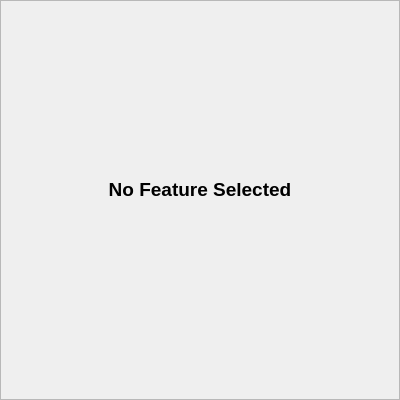
First picture: the form in src/WhiskerToolbox/DataManager_Widget/DataManager_Widget.ui, repository paulmthompson/WhiskerToolbox, before the edit.
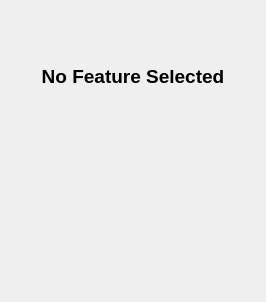
Second picture: the form after the edit. Custom widgets are drawn as their Qt base class.

The edit to the form file:
```diff
--- a/src/WhiskerToolbox/DataManager_Widget/DataManager_Widget.ui
+++ b/src/WhiskerToolbox/DataManager_Widget/DataManager_Widget.ui
@@ -1,90 +1,36 @@
 <?xml version="1.0" encoding="UTF-8"?>
 <ui version="4.0">
  <class>DataManager_Widget</class>
- <widget class="QScrollArea" name="DataManager_Widget">
+ <widget class="QWidget" name="DataManager_Widget">
   <property name="geometry">
    <rect>
     <x>0</x>
     <y>0</y>
-    <width>400</width>
-    <height>400</height>
+    <width>266</width>
+    <height>302</height>
    </rect>
   </property>
-  <property name="sizePolicy">
-   <sizepolicy hsizetype="MinimumExpanding" vsizetype="Preferred">
-    <horstretch>0</horstretch>
-    <verstretch>0</verstretch>
-   </sizepolicy>
-  </property>
-  <property name="minimumSize">
-   <size>
-    <width>250</width>
-    <height>400</height>
-   </size>
-  </property>
   <property name="windowTitle">
    <string>Form</string>
   </property>
-  <property name="verticalScrollBarPolicy">
-   <enum>Qt::ScrollBarPolicy::ScrollBarAlwaysOff</enum>
-  </property>
-  <property name="horizontalScrollBarPolicy">
-   <enum>Qt::ScrollBarPolicy::ScrollBarAlwaysOff</enum>
-  </property>
-  <property name="widgetResizable">
-   <bool>true</bool>
-  </property>
-  <widget class="QWidget" name="scrollAreaWidgetContents">
-   <property name="geometry">
-    <rect>
-     <x>0</x>
-     <y>0</y>
-     <width>398</width>
-     <height>398</height>
-    </rect>
-   </property>
-   <property name="sizePolicy">
-    <sizepolicy hsizetype="Preferred" vsizetype="Preferred">
-     <horstretch>0</horstretch>
-     <verstretch>0</verstretch>
-    </sizepolicy>
-   </property>
    <layout class="QVBoxLayout" name="verticalLayout_2">
-    <property name="spacing">
-     <number>6</number>
-    </property>
-    <property name="sizeConstraint">
-     <enum>QLayout::SetDefaultConstraint</enum>
-    </property>
-    <property name="leftMargin">
-     <number>9</number>
-    </property>
-    <property name="topMargin">
-     <number>9</number>
-    </property>
-    <property name="rightMargin">
-     <number>9</number>
-    </property>
-    <property name="bottomMargin">
-     <number>9</number>
-    </property>
     <item>
      <widget class="Feature_Table_Widget" name="feature_table_widget" native="true">
       <property name="sizePolicy">
-       <sizepolicy hsizetype="Expanding" vsizetype="Preferred">
+      <sizepolicy hsizetype="Preferred" vsizetype="Preferred">
         <horstretch>0</horstretch>
         <verstretch>0</verstretch>
        </sizepolicy>
       </property>
       <property name="minimumSize">
        <size>
-        <width>200</width>
-        <height>150</height>
+       <width>0</width>
+       <height>0</height>
        </size>
       </property>
       <property name="maximumSize">
        <size>
-        <width>16777215</width>
+       <width>100000</width>
         <height>16777215</height>
        </size>
       </property>
@@ -93,28 +39,16 @@
     <item>
      <widget class="Section" name="output_dir_section" native="true">
       <property name="sizePolicy">
-       <sizepolicy hsizetype="Expanding" vsizetype="Preferred">
+      <sizepolicy hsizetype="Preferred" vsizetype="Preferred">
         <horstretch>0</horstretch>
         <verstretch>0</verstretch>
        </sizepolicy>
       </property>
       <layout class="QVBoxLayout" name="verticalLayout_3">
-       <property name="leftMargin">
-        <number>0</number>
-       </property>
-       <property name="topMargin">
-        <number>0</number>
-       </property>
-       <property name="rightMargin">
-        <number>0</number>
-       </property>
-       <property name="bottomMargin">
-        <number>0</number>
-       </property>
        <item>
         <widget class="OutputDirectoryWidget" name="output_dir_widget" native="true">
          <property name="sizePolicy">
-          <sizepolicy hsizetype="Expanding" vsizetype="Preferred">
+         <sizepolicy hsizetype="Preferred" vsizetype="Preferred">
            <horstretch>0</horstretch>
            <verstretch>0</verstretch>
           </sizepolicy>
@@ -127,28 +61,16 @@
     <item>
      <widget class="Section" name="new_data_section" native="true">
       <property name="sizePolicy">
-       <sizepolicy hsizetype="Expanding" vsizetype="Preferred">
+      <sizepolicy hsizetype="Preferred" vsizetype="Preferred">
         <horstretch>0</horstretch>
         <verstretch>0</verstretch>
        </sizepolicy>
       </property>
       <layout class="QVBoxLayout" name="verticalLayout">
-       <property name="leftMargin">
-        <number>0</number>
-       </property>
-       <property name="topMargin">
-        <number>0</number>
-       </property>
-       <property name="rightMargin">
-        <number>0</number>
-       </property>
-       <property name="bottomMargin">
-        <number>0</number>
-       </property>
        <item>
         <widget class="NewDataWidget" name="new_data_widget" native="true">
          <property name="sizePolicy">
-          <sizepolicy hsizetype="Expanding" vsizetype="Preferred">
+         <sizepolicy hsizetype="Preferred" vsizetype="Preferred">
            <horstretch>0</horstretch>
            <verstretch>0</verstretch>
           </sizepolicy>
@@ -161,7 +83,7 @@
     <item>
      <widget class="QLabel" name="selected_feature_label">
       <property name="sizePolicy">
-       <sizepolicy hsizetype="Expanding" vsizetype="Maximum">
+      <sizepolicy hsizetype="Preferred" vsizetype="Maximum">
         <horstretch>0</horstretch>
         <verstretch>0</verstretch>
        </sizepolicy>
@@ -169,6 +91,7 @@
       <property name="font">
        <font>
         <pointsize>14</pointsize>
+       <weight>75</weight>
         <bold>true</bold>
        </font>
       </property>
@@ -189,7 +112,7 @@
     <item>
      <widget class="QStackedWidget" name="stackedWidget">
       <property name="sizePolicy">
-       <sizepolicy hsizetype="Expanding" vsizetype="Preferred">
+      <sizepolicy hsizetype="Preferred" vsizetype="Preferred">
         <horstretch>0</horstretch>
         <verstretch>0</verstretch>
        </sizepolicy>
@@ -197,8 +120,20 @@
       <widget class="QWidget" name="blank"/>
      </widget>
     </item>
-   </layout>
-  </widget>
+   <item>
+    <spacer name="verticalSpacer">
+     <property name="orientation">
+      <enum>Qt::Vertical</enum>
+     </property>
+     <property name="sizeHint" stdset="0">
+      <size>
+       <width>20</width>
+       <height>40</height>
+      </size>
+     </property>
+    </spacer>
+   </item>
+  </layout>
  </widget>
  <customwidgets>
   <customwidget>
```
Lines whose indentation alone changed are shown as unchanged.
